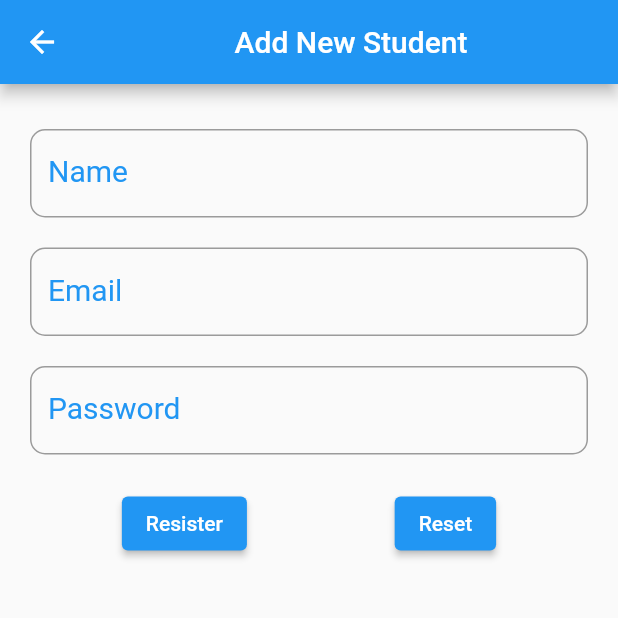
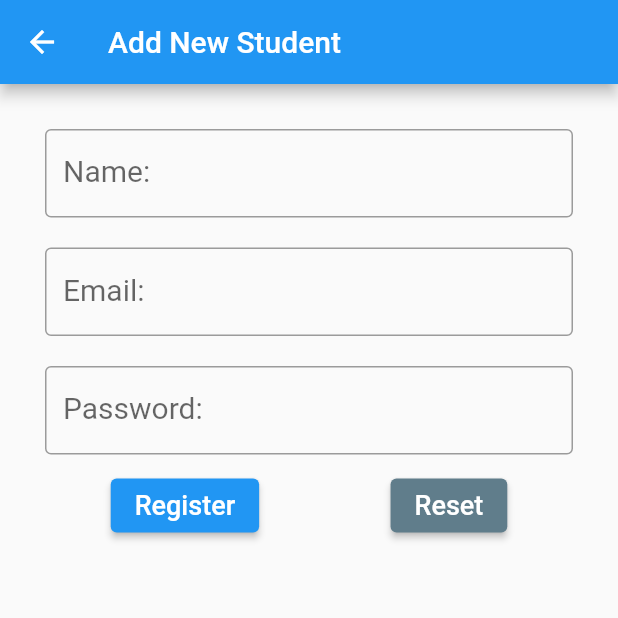
Before and after one commit to CodewithPrabhu/crud_with_firebase, a Flutter app: the screen it shows after launch, after a tap on "Add", on a phone screen of 412 x 824 dp, the top half of it. Run offline on Flutter 3.47's test engine with Material 2 defaults, Android fonts, the phone set to English and light mode, and no system bars; our stand-ins replace cloud_firestore, firebase_core; accounts and stored records are empty.

Commit message:
complete fully working

```diff
--- a/lib/Pages/Add_Student_Page.dart
+++ b/lib/Pages/Add_Student_Page.dart
@@ -1,10 +1,11 @@
+import 'package:cloud_firestore/cloud_firestore.dart';
 import 'package:flutter/material.dart';
 
 class AddStudentPage extends StatefulWidget {
-  const AddStudentPage({Key? key}) : super(key: key);
+  AddStudentPage({Key? key}) : super(key: key);
 
   @override
-  State<AddStudentPage> createState() => _AddStudentPageState();
+  _AddStudentPageState createState() => _AddStudentPageState();
 }
 
 class _AddStudentPageState extends State<AddStudentPage> {
@@ -19,8 +20,6 @@ class _AddStudentPageState extends State<AddStudentPage> {
   final emailController = TextEditingController();
   final passwordController = TextEditingController();
 
-
-
   @override
   void dispose() {
     // Clean up the controller when the widget is disposed.
@@ -29,31 +28,34 @@ class _AddStudentPageState extends State<AddStudentPage> {
     passwordController.dispose();
     super.dispose();
   }
+
   clearText() {
     nameController.clear();
     emailController.clear();
     passwordController.clear();
   }
+
   // Adding Student
- // CollectionReference students =
- // FirebaseFirestore.instance.collection('students');
-  addUser(){
-    print('User added successfully');
+  CollectionReference students =
+  FirebaseFirestore.instance.collection('students');
+
+  Future<void> addUser() {
+    return students
+        .add({'name': name, 'email': email, 'password': password})
+        .then((value) => print('User Added'))
+        .catchError((error) => print('Failed to Add user: $error'));
   }
-  // Future<void> addUser() {
-  //   return students
-  //       .add({'name': name, 'email': email, 'password': password})
-  //       .then((value) => print('User Added'))
-  //       .catchError((error) => print('Failed to Add user: $error'));
-  // }
+
   @override
   Widget build(BuildContext context) {
     return Scaffold(
-      appBar: AppBar(title: Center(child: Text('Add New Student'),),),
+      appBar: AppBar(
+        title: Text("Add New Student"),
+      ),
       body: Form(
         key: _formKey,
         child: Padding(
-          padding: const EdgeInsets.all(20.0),
+          padding: EdgeInsets.symmetric(vertical: 20, horizontal: 30),
           child: ListView(
             children: [
               Container(
@@ -61,17 +63,16 @@ class _AddStudentPageState extends State<AddStudentPage> {
                 child: TextFormField(
                   autofocus: false,
                   decoration: InputDecoration(
-                      labelText: 'Name',
-                      labelStyle: TextStyle(fontSize: 20, color: Colors.blue),
-                      hintText: 'Enter Name Here',
-                      hintStyle: TextStyle(color: Colors.teal),
-                      border: OutlineInputBorder(borderRadius: BorderRadius.circular(10),),
-                      errorStyle: TextStyle(color: Colors.red, fontSize: 15.0)
+                    labelText: 'Name: ',
+                    labelStyle: TextStyle(fontSize: 20.0),
+                    border: OutlineInputBorder(),
+                    errorStyle:
+                    TextStyle(color: Colors.redAccent, fontSize: 15),
                   ),
-                     // controller: nameController(),
-                    validator: (value){
-                      if(value == null || value.isEmpty){
-                        return 'Please Enter name ';
+                  controller: nameController,
+                  validator: (value) {
+                    if (value == null || value.isEmpty) {
+                      return 'Please Enter Name';
                     }
                     return null;
                   },
@@ -82,20 +83,18 @@ class _AddStudentPageState extends State<AddStudentPage> {
                 child: TextFormField(
                   autofocus: false,
                   decoration: InputDecoration(
-                      labelText: 'Email',
-                      labelStyle: TextStyle(fontSize: 20, color: Colors.blue),
-                      hintText: 'Enter Email Here',
-                      hintStyle: TextStyle(color: Colors.teal),
-                      border: OutlineInputBorder(borderRadius: BorderRadius.circular(10),),
-                      errorStyle: TextStyle(color: Colors.red, fontSize: 15.0)
+                    labelText: 'Email: ',
+                    labelStyle: TextStyle(fontSize: 20.0),
+                    border: OutlineInputBorder(),
+                    errorStyle:
+                    TextStyle(color: Colors.redAccent, fontSize: 15),
                   ),
-                  // controller: emailController(),
-                  validator: (value){
-                    if(value == null || value.isEmpty){
-                      return 'Please Enter Email ';
-                    }
-                    else if(value == !value.contains('@')){
-                      return 'Please Enter Valid Email Address';
+                  controller: emailController,
+                  validator: (value) {
+                    if (value == null || value.isEmpty) {
+                      return 'Please Enter Email';
+                    } else if (!value.contains('@')) {
+                      return 'Please Enter Valid Email';
                     }
                     return null;
                   },
@@ -104,35 +103,32 @@ class _AddStudentPageState extends State<AddStudentPage> {
               Container(
                 margin: EdgeInsets.symmetric(vertical: 10.0),
                 child: TextFormField(
+                  autofocus: false,
                   obscureText: true,
-                  autofocus: false,
                   decoration: InputDecoration(
-                      labelText: 'Password',
-                      labelStyle: TextStyle(fontSize: 20, color: Colors.blue),
-                      hintText: 'Enter Password Here',
-                      hintStyle: TextStyle(color: Colors.teal),
-                      border: OutlineInputBorder(borderRadius: BorderRadius.circular(10),),
-                      errorStyle: TextStyle(color: Colors.red, fontSize: 15.0)
+                    labelText: 'Password: ',
+                    labelStyle: TextStyle(fontSize: 20.0),
+                    border: OutlineInputBorder(),
+                    errorStyle:
+                    TextStyle(color: Colors.redAccent, fontSize: 15),
                   ),
-                  // controller: PasswordController(),
-                  validator: (value){
-                    if(value == null || value.isEmpty){
-                      return 'Please Enter Password ';
+                  controller: passwordController,
+                  validator: (value) {
+                    if (value == null || value.isEmpty) {
+                      return 'Please Enter Password';
                     }
                     return null;
                   },
                 ),
               ),
-
-              Padding(
-                padding: const EdgeInsets.all(12.0),
+              Container(
                 child: Row(
                   mainAxisAlignment: MainAxisAlignment.spaceAround,
                   children: [
                     ElevatedButton(
-                        child: Text('Resister'),
-                      onPressed: (){
-                          if(_formKey.currentState!.validate()){
+                      onPressed: () {
+                        // Validate returns true if the form is valid, otherwise false.
+                        if (_formKey.currentState!.validate()) {
                           setState(() {
                             name = nameController.text;
                             email = emailController.text;
@@ -140,12 +136,21 @@ class _AddStudentPageState extends State<AddStudentPage> {
                             addUser();
                             clearText();
                           });
-
                         }
                       },
+                      child: Text(
+                        'Register',
+                        style: TextStyle(fontSize: 18.0),
                       ),
-                    ElevatedButton(onPressed: ()=>{clearText()},
-                      child: Text('Reset'),),
+                    ),
+                    ElevatedButton(
+                      onPressed: () => {clearText()},
+                      child: Text(
+                        'Reset',
+                        style: TextStyle(fontSize: 18.0),
+                      ),
+                      style: ElevatedButton.styleFrom(primary: Colors.blueGrey),
+                    ),
                   ],
                 ),
               )
--- a/lib/Pages/HomePage.dart
+++ b/lib/Pages/HomePage.dart
@@ -1,12 +1,12 @@
-import 'package:crud_with_firebase/Pages/List_Student_Page.dart';
 import 'package:flutter/material.dart';
 import 'Add_Student_Page.dart';
+import 'List_Student_Page.dart';
 
 class HomePage extends StatefulWidget {
-  const HomePage({Key? key}) : super(key: key);
+  HomePage({Key? key}) : super(key: key);
 
   @override
-  State<HomePage> createState() => _HomePageState();
+  _HomePageState createState() => _HomePageState();
 }
 
 class _HomePageState extends State<HomePage> {
@@ -17,24 +17,21 @@ class _HomePageState extends State<HomePage> {
         title: Row(
           mainAxisAlignment: MainAxisAlignment.spaceBetween,
           children: [
-            Text(
-              'Flutter FireStore CRUD',
-              style:
-                  TextStyle(fontWeight: FontWeight.bold, color: Colors.yellow),
-            ),
+            Text('Flutter FireStore CRUD'),
             ElevatedButton(
-              onPressed: () {
-                Navigator.push(context, MaterialPageRoute(builder: (context)=>AddStudentPage(),),);
+              onPressed: () => {
+                Navigator.push(
+                  context,
+                  MaterialPageRoute(
+                    builder: (context) => AddStudentPage(),
+                  ),
+                )
               },
-              style: ElevatedButton.styleFrom(
-                primary: Colors.teal[900],
-                elevation: 3,
-              ),
-              child: Text('Add'),
-            ),
+              child: Text('Add', style: TextStyle(fontSize: 20.0)),
+              style: ElevatedButton.styleFrom(primary: Colors.deepPurple),
+            )
           ],
         ),
-
       ),
       body: ListStudentPage(),
     );
--- a/lib/Pages/List_Student_Page.dart
+++ b/lib/Pages/List_Student_Page.dart
@@ -1,129 +1,159 @@
-import 'package:crud_with_firebase/Pages/Update_Student_Page.dart';
+import 'package:cloud_firestore/cloud_firestore.dart';
 import 'package:flutter/material.dart';
 
+import 'Update_Student_Page.dart';
+
 class ListStudentPage extends StatefulWidget {
-  const ListStudentPage({Key? key}) : super(key: key);
+  ListStudentPage({Key? key}) : super(key: key);
 
   @override
-  State<ListStudentPage> createState() => _ListStudentPageState();
+  _ListStudentPageState createState() => _ListStudentPageState();
 }
 
 class _ListStudentPageState extends State<ListStudentPage> {
-  deleteUser(id){
-    print('User Deleted $id');
+  final Stream<QuerySnapshot> studentsStream =
+  FirebaseFirestore.instance.collection('students').snapshots();
+
+  // For Deleting User
+  CollectionReference students =
+  FirebaseFirestore.instance.collection('students');
+  Future<void> deleteUser(id) {
+    // print("User Deleted $id");
+    return students
+        .doc(id)
+        .delete()
+        .then((value) => print('User Deleted'))
+        .catchError((error) => print('Failed to Delete user: $error'));
   }
+
   @override
   Widget build(BuildContext context) {
-    return Padding(
-      padding: const EdgeInsets.all(8.0),
-      child: Container(
+    return StreamBuilder<QuerySnapshot>(
+        stream: studentsStream,
+        builder: (BuildContext context, AsyncSnapshot<QuerySnapshot> snapshot) {
+          if (snapshot.hasError) {
+            print('Something went Wrong');
+          }
+          if (snapshot.connectionState == ConnectionState.waiting) {
+            return Center(
+              child: CircularProgressIndicator(),
+            );
+          }
+
+          final List storedocs = [];
+          snapshot.data!.docs.map((DocumentSnapshot document) {
+            Map a = document.data() as Map<String, dynamic>;
+            storedocs.add(a);
+            a['id'] = document.id;
+          }).toList();
+
+          return Container(
+            margin: EdgeInsets.symmetric(horizontal: 10.0, vertical: 20.0),
             child: SingleChildScrollView(
               scrollDirection: Axis.vertical,
               child: Table(
                 border: TableBorder.all(),
-            columnWidths: {0: FixedColumnWidth(140)},
+                columnWidths: const <int, TableColumnWidth>{
+                  1: FixedColumnWidth(140),
+                },
                 defaultVerticalAlignment: TableCellVerticalAlignment.middle,
                 children: [
-              TableRow(children: [
+                  TableRow(
+                    children: [
                       TableCell(
                         child: Container(
-                    color: Colors.green,
+                          color: Colors.greenAccent,
                           child: Center(
                             child: Text(
                               'Name',
                               style: TextStyle(
-                            fontWeight: FontWeight.bold, fontSize: 20.0),
+                                fontSize: 20.0,
+                                fontWeight: FontWeight.bold,
+                              ),
                             ),
                           ),
                         ),
                       ),
                       TableCell(
                         child: Container(
-                    color: Colors.green,
+                          color: Colors.greenAccent,
                           child: Center(
                             child: Text(
                               'Email',
                               style: TextStyle(
-                            fontWeight: FontWeight.bold, fontSize: 20.0),
+                                fontSize: 20.0,
+                                fontWeight: FontWeight.bold,
+                              ),
                             ),
                           ),
                         ),
                       ),
                       TableCell(
                         child: Container(
-                    color: Colors.green,
+                          color: Colors.greenAccent,
                           child: Center(
                             child: Text(
                               'Action',
                               style: TextStyle(
-                            fontWeight: FontWeight.bold, fontSize: 20.0),
+                                fontSize: 20.0,
+                                fontWeight: FontWeight.bold,
                               ),
                             ),
                           ),
                         ),
-              ]),
-              TableRow(children: [
+                      ),
+                    ],
+                  ),
+                  for (var i = 0; i < storedocs.length; i++) ...[
+                    TableRow(
+                      children: [
                         TableCell(
-                  child: Container(
-                    //color: Colors.green,
                           child: Center(
-                      child: Text(
-                        'Prabhu',
-                        style: TextStyle(
-                            fontWeight: FontWeight.bold, fontSize: 20.0),
-                      ),
-                    ),
-                  ),
+                              child: Text(storedocs[i]['name'],
+                                  style: TextStyle(fontSize: 18.0))),
                         ),
                         TableCell(
-                  child: Container(
-                    // color: Colors.green,
                           child: Center(
-                      child: Text(
-                        'Prabhu@gmail.com',
-                        style: TextStyle(
-                            fontWeight: FontWeight.bold, fontSize: 20.0),
-                      ),
-                    ),
-                  ),
+                              child: Text(storedocs[i]['email'],
+                                  style: TextStyle(fontSize: 18.0))),
                         ),
                         TableCell(
-                  child: Container(
-                      // color: Colors.green,
                           child: Row(
-                    mainAxisAlignment: MainAxisAlignment.spaceAround,
+                            mainAxisAlignment: MainAxisAlignment.center,
                             children: [
                               IconButton(
+                                onPressed: () => {
+                                  Navigator.push(
+                                    context,
+                                    MaterialPageRoute(
+                                      builder: (context) => UpdateStudentPage(
+                                          id: storedocs[i]['id']),
+                                    ),
+                                  )
+                                },
                                 icon: Icon(
                                   Icons.edit,
                                   color: Colors.orange,
                                 ),
-                        onPressed: () {
-                          Navigator.push(
-                            context,
-                            MaterialPageRoute(
-                              builder: (context) => UpdateStudentPage(id: '',),
                               ),
-                          );
-                        },
-                      ),
-                      //SizedBox(width: 20.0,),
                               IconButton(
+                                onPressed: () =>
+                                {deleteUser(storedocs[i]['id'])},
                                 icon: Icon(
                                   Icons.delete,
                                   color: Colors.red,
                                 ),
-                        onPressed: ()=> {deleteUser(1)},
                               ),
-                    ],
-                  )),
-                ),
-              ]),
-
                             ],
                           ),
                         ),
+                      ],
+                    ),
+                  ],
+                ],
+              ),
             ),
           );
+        });
   }
 }
--- a/lib/main.dart
+++ b/lib/main.dart
@@ -1,19 +1,38 @@
+import 'package:firebase_core/firebase_core.dart';
 import 'package:flutter/material.dart';
 
 import 'Pages/HomePage.dart';
 
-void main() {
-  runApp(const MyApp());
+void main() async {
+  WidgetsFlutterBinding.ensureInitialized();
+  await Firebase.initializeApp();
+  runApp(MyApp());
 }
+
 class MyApp extends StatelessWidget {
-   const MyApp({Key? key}) : super(key: key);
-
+  final Future<FirebaseApp> _initialization = Firebase.initializeApp();
   @override
   Widget build(BuildContext context) {
+    return FutureBuilder(
+      future: _initialization,
+      builder: (context, snapshot) {
+        // CHeck for Errors
+        if (snapshot.hasError) {
+          print("Something went Wrong");
+        }
+        // once Completed, show your application
+        if (snapshot.connectionState == ConnectionState.done) {
           return MaterialApp(
-       title: 'CRUD-FireStore',
+            title: 'Flutter Firestore CRUD',
+            theme: ThemeData(
+              primarySwatch: Colors.blue,
+            ),
             debugShowCheckedModeBanner: false,
             home: HomePage(),
           );
         }
+        return CircularProgressIndicator();
+      },
+    );
   }
+}
--- a/pubspec.yaml
+++ b/pubspec.yaml
@@ -16,8 +16,9 @@ dependencies:
     sdk: flutter
 
   cupertino_icons: ^1.0.2
-  firebase_core: ^1.18.0
   firebase_auth: ^3.3.20
+  firebase_core: ^1.19.1
+  cloud_firestore: ^3.2.1
 
 dev_dependencies:
   flutter_test:
```
Also changed, not shown: lib/Pages/Update_Student_Page.dart (+11 -14 lines), pubspec.lock, 6 other files. Lines whose indentation alone changed are shown as unchanged.
